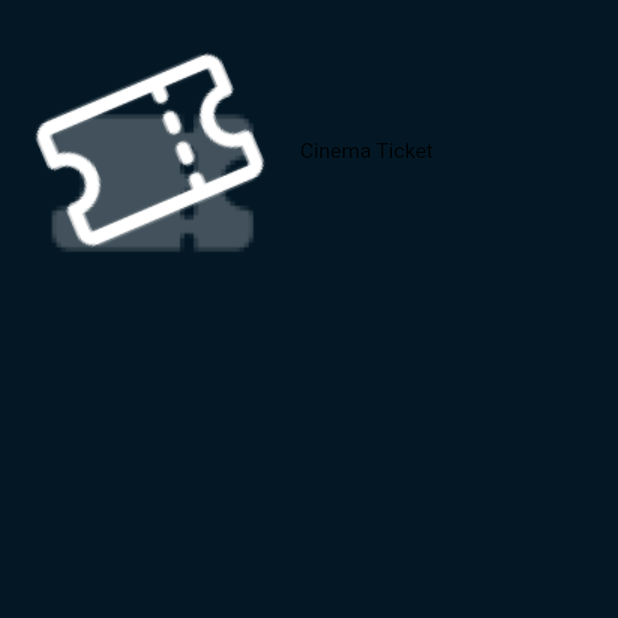
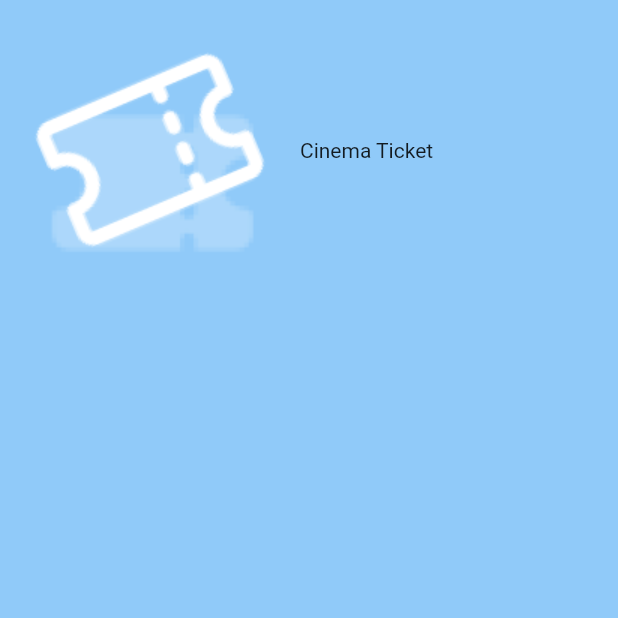
Before and after one commit to ramiyar2/cinema_ticket, a Flutter app: the screen it shows after launch, on a phone screen of 412 x 824 dp, the top half of it. Run offline on Flutter 3.47's test engine with Material 2 defaults, Android fonts, the phone set to English and light mode, and no system bars; our stand-ins replace firebase_core, get; accounts and stored records are empty.

Commit message:
Login Screen

```diff
--- a/lib/auth/login.dart
+++ b/lib/auth/login.dart
@@ -1,7 +1,4 @@
-import 'package:cinema_ticket/theme/colors.dart';
 import 'package:flutter/material.dart';
-import 'package:flutter/src/foundation/key.dart';
-import 'package:flutter/src/widgets/framework.dart';
 
 class Login extends StatelessWidget {
   const Login({Key? key}) : super(key: key);
@@ -12,7 +9,7 @@ class Login extends StatelessWidget {
       appBar: null,
       body: SafeArea(
         child: Container(
-          color: MyColors().darkerBlue,
+          color: Theme.of(context).backgroundColor,
           child: Column(
             children: [
               Row(
```
